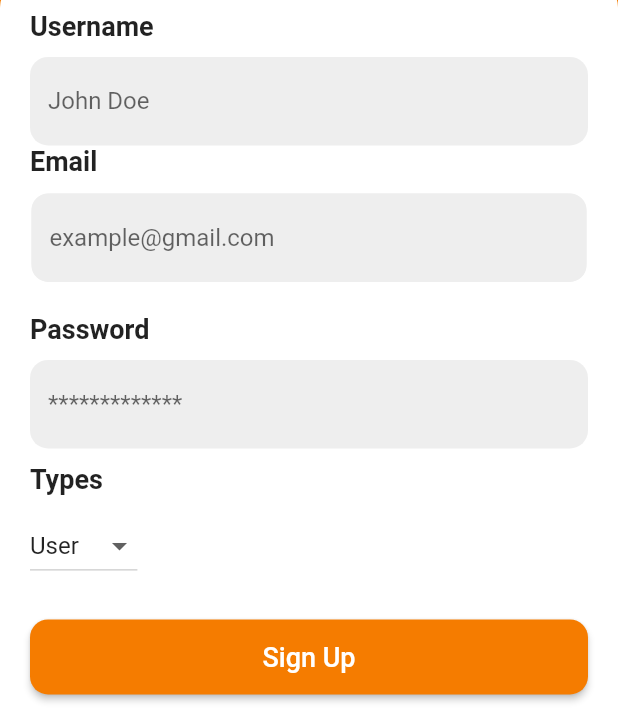
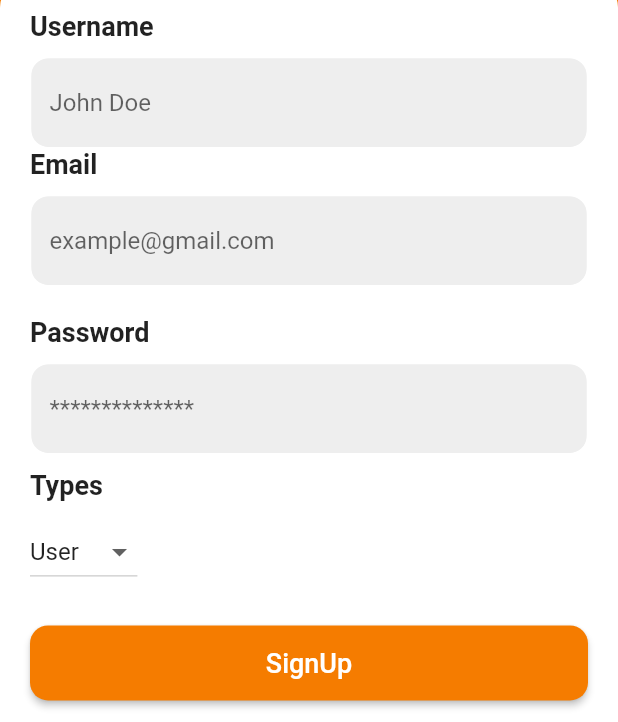
Before and after one commit to khunmostz/petcareapplication, a Flutter app: the screen it shows after launch, after a tap on "Sign Up", on a phone screen of 412 x 824 dp, the part 514-1236 px from its top. Run offline on Flutter 3.47's test engine with Material 2 defaults, Android fonts, the phone set to English and light mode, and no system bars; our stand-ins replace firebase_auth, firebase_core, geolocator, get, google_fonts, google_maps_flutter and 3 more; missing offline and left inert: splash_screen_view; accounts and stored records are empty; network calls fail.

Commit message:
process auth (mac)

```diff
--- a/lib/main.dart
+++ b/lib/main.dart
@@ -5,9 +5,9 @@ import 'package:petcare_project/screens/Auth/before_page.dart';
 import 'package:petcare_project/utils/routes.dart';
 import 'package:splash_screen_view/SplashScreenView.dart';
 
-void main() async {
+Future<void> main() async {
   WidgetsFlutterBinding.ensureInitialized();
-  await Firebase.initializeApp();
+  Firebase.initializeApp();
   runApp(MyApp());
 }
 
--- a/lib/screens/Auth/Widget/signup_container.dart
+++ b/lib/screens/Auth/Widget/signup_container.dart
@@ -1,9 +1,8 @@
 import 'package:flutter/material.dart';
 import 'package:get/get.dart';
-
-import '../../../GlobalWidget/custom_button.dart';
-import '../../../controllers/auth_controller.dart';
-import '../../../utils/constant.dart';
+import 'package:petcare_project/controllers/auth_controller.dart';
+import 'package:petcare_project/utils/constant.dart';
+import 'package:petcare_project/widget/custom_button.dart';
 import 'auth_textfield.dart';
 
 class SignUpContainer extends StatefulWidget {
@@ -15,6 +14,12 @@ class _SignUpContainerState extends State<SignUpContainer> {
   final AuthController _authController = Get.put(AuthController());
   List _dropdownValue = ['User', 'Doctor'];
   Object? _iniialValue = 'User';
+
+  @override
+  void dispose() {
+    super.dispose();
+    _authController.dispose();
+  }
 
   @override
   Widget build(BuildContext context) {
@@ -40,16 +45,10 @@ class _SignUpContainerState extends State<SignUpContainer> {
               ),
             ),
             SizedBox(height: 10),
-            TextFormField(
-              decoration: InputDecoration(
-                filled: true,
-                fillColor: Colors.grey.shade200,
-                border: OutlineInputBorder(
-                  borderSide: BorderSide.none,
-                  borderRadius: BorderRadius.circular(12),
-                ),
-                hintText: 'John Doe',
-              ),
+            // username textfield
+            AuthTextField(
+              hintText: 'John Doe',
+              controller: _authController.usernameController,
             ),
             Text(
               'Email',
@@ -59,9 +58,11 @@ class _SignUpContainerState extends State<SignUpContainer> {
               ),
             ),
             SizedBox(height: 10),
+            // email textfield
             AuthTextField(
-                hintText: 'example@gmail.com',
-                controller: _authController.emailController),
+              hintText: 'example@gmail.com',
+              controller: _authController.emailController,
+            ),
             SizedBox(height: 20),
             Text(
               'Password',
@@ -71,21 +72,13 @@ class _SignUpContainerState extends State<SignUpContainer> {
               ),
             ),
             SizedBox(height: 10),
-            TextFormField(
+            // password textfield
+            AuthTextField(
               obscureText: true,
-              decoration: InputDecoration(
-                filled: true,
-                fillColor: Colors.grey.shade200,
-                border: OutlineInputBorder(
-                  borderSide: BorderSide.none,
-                  borderRadius: BorderRadius.circular(12),
-                ),
-                hintText: '*************',
-              ),
+              hintText: '**************',
+              controller: _authController.passwordController,
             ),
-            SizedBox(
-              height: 10,
-            ),
+            SizedBox(height: 10),
             Text(
               'Types',
               style: TextStyle(
@@ -94,6 +87,7 @@ class _SignUpContainerState extends State<SignUpContainer> {
               ),
             ),
             SizedBox(height: 10),
+            // type dropdown
             DropdownButton(
               value: _iniialValue,
               // isExpanded: true,
@@ -106,12 +100,14 @@ class _SignUpContainerState extends State<SignUpContainer> {
               onChanged: (value) {
                 setState(() {
                   _iniialValue = value as String;
+                  // print(_iniialValue);
                 });
               },
             ),
             SizedBox(height: 25),
-            CustomButton(routeName: '/signup', text: 'SignUp'),
+            CustomButton(routeName: '/signin', text: 'SignUp'),
             SizedBox(height: 20),
+            // Forgot Password ?
             Align(
               alignment: Alignment.centerRight,
               child: Text(
@@ -122,6 +118,7 @@ class _SignUpContainerState extends State<SignUpContainer> {
               ),
             ),
             SizedBox(height: 20),
+            // Already have an account ?
             Row(
               mainAxisAlignment: MainAxisAlignment.center,
               children: [
--- a/lib/screens/Auth/before_page.dart
+++ b/lib/screens/Auth/before_page.dart
@@ -1,7 +1,8 @@
 import 'package:flutter/material.dart';
 import 'package:get/get.dart';
 import 'package:lottie/lottie.dart';
-import '../../GlobalWidget/custom_button.dart';
+import 'package:petcare_project/widget/custom_button.dart';
+
 import '../../utils/constant.dart';
 
 class BeforePage extends StatefulWidget {
--- a/lib/screens/Auth/signin_page.dart
+++ b/lib/screens/Auth/signin_page.dart
@@ -1,12 +1,6 @@
 import 'package:flutter/material.dart';
-import 'package:get/get.dart';
-import 'package:lottie/lottie.dart';
-import 'package:petcare_project/controllers/auth_controller.dart';
 import 'package:petcare_project/screens/Auth/Widget/signin_container.dart';
 import 'package:petcare_project/utils/constant.dart';
-
-import '../../GlobalWidget/custom_button.dart';
-import 'Widget/auth_textfield.dart';
 
 class SignInPage extends StatefulWidget {
   const SignInPage({Key? key}) : super(key: key);
--- a/lib/screens/Content/content_page.dart
+++ b/lib/screens/Content/content_page.dart
@@ -7,8 +7,7 @@ import 'package:petcare_project/data/menuData.dart';
 import 'package:petcare_project/data/recommendData.dart';
 import 'package:petcare_project/screens/Content/maps_page.dart';
 import 'package:petcare_project/screens/Record/record_page.dart';
-
-import '../../widget/search_bar.dart';
+import 'package:petcare_project/widget/search_bar.dart';
 
 class ContentPage extends StatefulWidget {
   const ContentPage({Key? key}) : super(key: key);
--- /dev/null
+++ b/lib/widget/custom_button.dart
@@ -0,0 +1,36 @@
+import 'package:flutter/material.dart';
+import 'package:get/get.dart';
+import 'package:petcare_project/utils/constant.dart';
+
+class CustomButton extends StatelessWidget {
+  final String routeName;
+  final String text;
+  const CustomButton({Key? key, required this.routeName, required this.text})
+      : super(key: key);
+
+  @override
+  Widget build(BuildContext context) {
+    var size = MediaQuery.of(context).size;
+    ButtonStyle buttonStyle = ElevatedButton.styleFrom(
+      onPrimary: Colors.white,
+      primary: kDefualtColorMain,
+      minimumSize: Size(size.width, 50),
+      padding: EdgeInsets.symmetric(horizontal: 16),
+      shape: const RoundedRectangleBorder(
+        borderRadius: BorderRadius.all(Radius.circular(12)),
+      ),
+    );
+    return ElevatedButton(
+      style: buttonStyle,
+      onPressed: () {
+        Get.toNamed(routeName);
+      },
+      child: Text(
+        text,
+        style: TextStyle(
+          fontSize: 18,
+        ),
+      ),
+    );
+  }
+}
```
Also changed, not shown: lib/controllers/auth_controller.dart (+3 -8 lines), lib/screens/Auth/Widget/signin_container.dart (+28 -10 lines), lib/screens/Auth/aurh_page.dart (added, +27 -0 lines), 7 other files.
